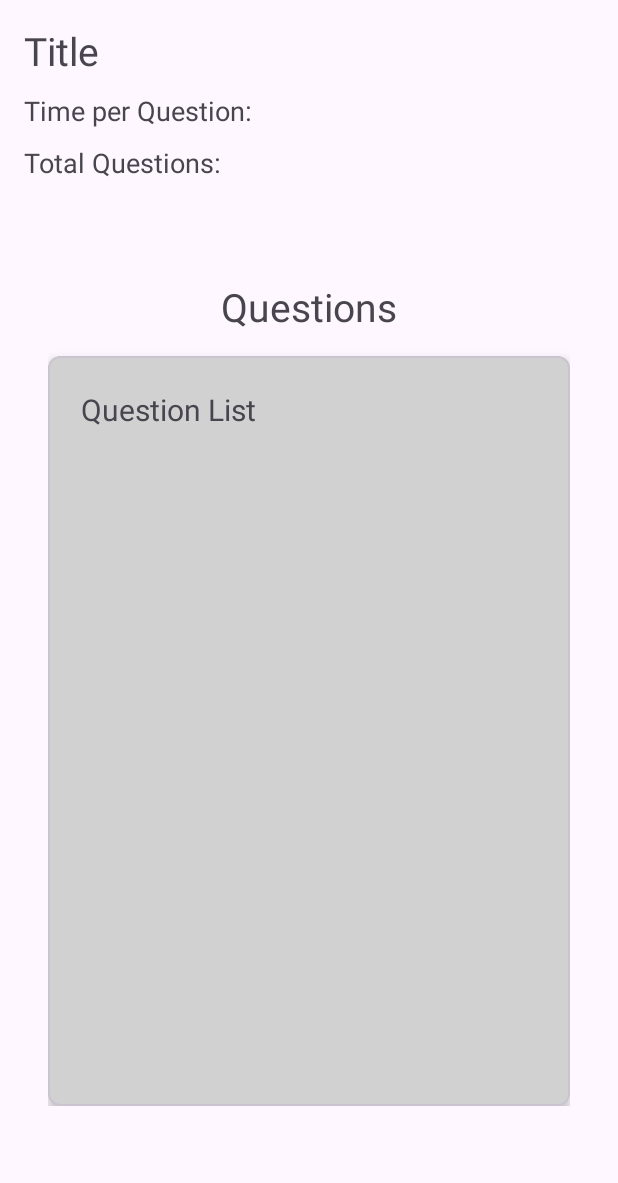
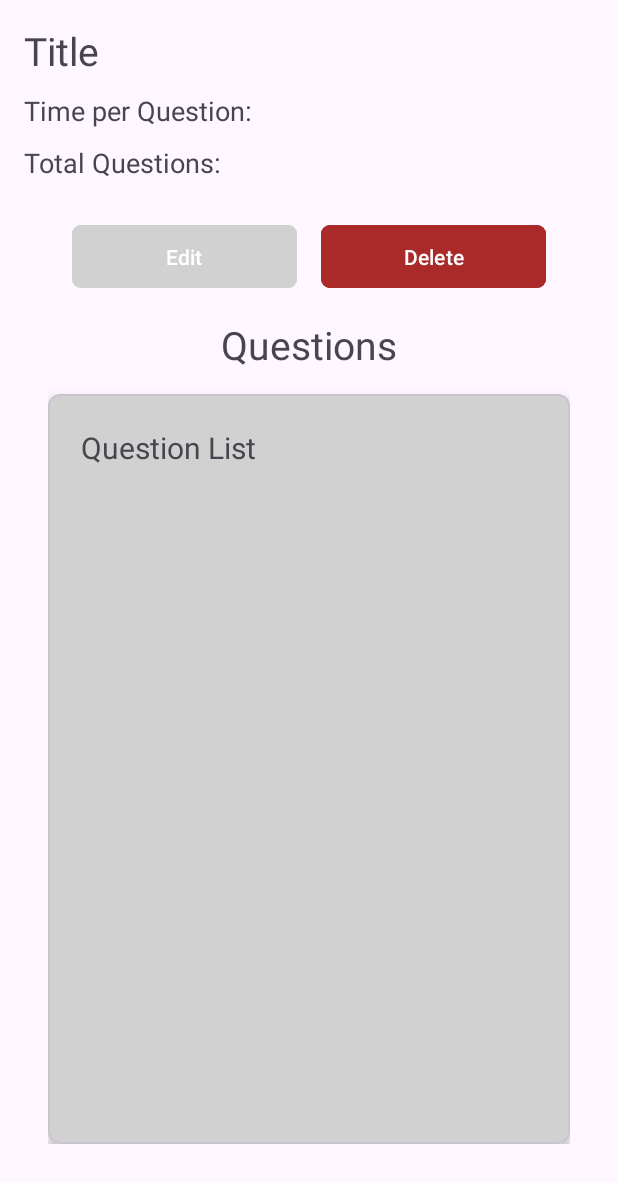
Before and after one commit to AdrianL1123/QuizCaseStudy_dydrian, an Android app: the fragment DetailsFragment placed in its activity, on a phone screen of 412 x 824 dp. Shown: the top 1183 px of the screen. Run offline under Robolectric (Android 15) with nearby library versions, the phone set to English and light mode, and no system bars; our stand-ins replace Dagger/Hilt's generated code, Firebase (no records; nobody signed in at launch, a user with empty details on screens opened directly); 2 statements that could not run were skipped.

Commit message:
implemented manage function (edit and delete quiz)

```diff
--- a/app/src/main/java/com/dydrian/quizCaseStudy/data/repo/QuizRepo.kt
+++ b/app/src/main/java/com/dydrian/quizCaseStudy/data/repo/QuizRepo.kt
@@ -8,4 +8,6 @@ interface QuizRepo {
     fun getQuizzes(): Flow<List<Quiz>>
     suspend fun addQuiz(quiz: Quiz)
     suspend fun getQuizById(id: String): Quiz?
+    suspend fun updateQuiz(quiz: Quiz)
+    suspend fun deleteQuiz(id: String)
 }
--- a/app/src/main/java/com/dydrian/quizCaseStudy/ui/base/BaseFragment.kt
+++ b/app/src/main/java/com/dydrian/quizCaseStudy/ui/base/BaseFragment.kt
@@ -30,9 +30,7 @@ abstract class BaseFragment : Fragment() {
         }
     }
 
-    protected open fun setupUiComponents(view: View) {
-
-    }
+    protected open fun setupUiComponents(view: View) {}
 
     private fun showError(view: View, msg: String) {
         return Snackbar
--- a/app/src/main/java/com/dydrian/quizCaseStudy/ui/teacher/adapter/QuizAdapter.kt
+++ b/app/src/main/java/com/dydrian/quizCaseStudy/ui/teacher/adapter/QuizAdapter.kt
@@ -40,7 +40,7 @@ class QuizAdapter(
         fun bind(quiz: Quiz) {
             binding.tvTitle.text = quiz.title.uppercase()
             binding.tvTimePerQuestion.text =
-                "Timer per question: ${quiz.timePerQuestion.toString()} seconds"
+                "Timer per question: ${quiz.timePerQuestion} seconds"
             binding.tvNumberOfQuestions.text = "Number of questions: ${quiz.questions.size}"
             binding.mcvQuiz.setOnClickListener {
                 listener?.onClickItem(quiz)
--- a/app/src/main/java/com/dydrian/quizCaseStudy/ui/details/DetailsViewModel.kt
+++ b/app/src/main/java/com/dydrian/quizCaseStudy/ui/teacher/details/DetailsViewModel.kt
@@ -1,14 +1,18 @@
-package com.dydrian.quizCaseStudy.ui.details
+package com.dydrian.quizCaseStudy.ui.teacher.details
 
+import android.content.Context
 import android.util.Log
 import androidx.lifecycle.viewModelScope
+import com.dydrian.quizCaseStudy.core.showToast
 import com.dydrian.quizCaseStudy.data.model.Quiz
 import com.dydrian.quizCaseStudy.data.repo.QuizRepo
 import com.dydrian.quizCaseStudy.ui.base.BaseViewModel
 import dagger.hilt.android.lifecycle.HiltViewModel
 import kotlinx.coroutines.flow.Flow
+import kotlinx.coroutines.flow.MutableSharedFlow
 import kotlinx.coroutines.flow.MutableStateFlow
 import kotlinx.coroutines.flow.StateFlow
+import kotlinx.coroutines.flow.asSharedFlow
 import kotlinx.coroutines.flow.asStateFlow
 import kotlinx.coroutines.launch
 import javax.inject.Inject
@@ -20,15 +24,23 @@ class DetailsViewModel @Inject constructor(
     private val _quiz = MutableStateFlow<Quiz?>(null)
     val quiz = _quiz.asStateFlow()
 
-    fun getQuizById(id: String) {
+    fun getQuizById(context: Context, id: String) {
         viewModelScope.launch {
             try {
                 val result = repo.getQuizById(id)
                 _quiz.value = result
             } catch (e: Exception) {
-                Log.e("debugging", "Failed to load quiz")
+                showToast(context,e.message ?: "Failed to get quiz")
                 _quiz.value = null
             }
         }
     }
+
+    fun deleteQuiz(id: String) {
+        viewModelScope.launch {
+            errorHandler {
+                repo.deleteQuiz(id)
+            }
+        }
+    }
 }
--- a/app/src/main/java/com/dydrian/quizCaseStudy/ui/teacher/manage/add/TeacherAddQuizFragment.kt
+++ b/app/src/main/java/com/dydrian/quizCaseStudy/ui/teacher/manage/add/TeacherAddQuizFragment.kt
@@ -65,7 +65,7 @@ class TeacherAddQuizFragment : TeacherManageQuizFragment() {
         binding.btnUploadCsv.setOnClickListener {
             csvPickerLauncher.launch("*/*")
         }
-        binding.btnCreate.setOnClickListener {
+        binding.btnManageCreateEdit.setOnClickListener {
             val title = binding.etQuizTitle.text.toString()
             val time = binding.etTimePerQuestion.text.toString().toIntOrNull()
             val questions = viewModel.parsedQuestions.value
--- a/app/src/main/java/com/dydrian/quizCaseStudy/ui/teacher/manage/add/TeacherAddQuizViewModel.kt
+++ b/app/src/main/java/com/dydrian/quizCaseStudy/ui/teacher/manage/add/TeacherAddQuizViewModel.kt
@@ -18,7 +18,7 @@ import javax.inject.Inject
 @HiltViewModel
 class TeacherAddQuizViewModel @Inject constructor(
     private val repo: QuizRepo
-) : ViewModel() {
+) : ViewModel(){
     private var _parsedQuestions = MutableStateFlow<List<Question>>(emptyList())
     val parsedQuestions = _parsedQuestions.asStateFlow()
 
--- /dev/null
+++ b/app/src/main/res/drawable/ic_info_outlined.xml
@@ -0,0 +1,5 @@
+<vector xmlns:android="http://schemas.android.com/apk/res/android" android:height="24dp" android:tint="#000000" android:viewportHeight="24" android:viewportWidth="24" android:width="24dp">
+
+    <path android:fillColor="@android:color/white" android:pathData="M11,7h2v2h-2V7zM11,11h2v6h-2V11zM12,2C6.48,2 2,6.48 2,12s4.48,10 10,10s10,-4.48 10,-10S17.52,2 12,2zM12,20c-4.41,0 -8,-3.59 -8,-8s3.59,-8 8,-8s8,3.59 8,8S16.41,20 12,20z"/>
+
+</vector>
--- a/app/src/main/res/layout/fragment_details.xml
+++ b/app/src/main/res/layout/fragment_details.xml
@@ -6,7 +6,7 @@
     xmlns:app="http://schemas.android.com/apk/res-auto"
     android:orientation="vertical"
     android:padding="16dp"
-    tools:context=".ui.details.DetailsFragment">
+    tools:context=".ui.teacher.details.DetailsFragment">
 
     <LinearLayout
         android:layout_width="match_parent"
@@ -33,9 +33,34 @@
             android:id="@+id/tvTotalQuestions"
             android:layout_width="wrap_content"
             android:layout_height="wrap_content"
-            android:layout_marginBottom="50dp"
+            android:layout_marginBottom="25dp"
             android:text="Total Questions:"
             android:textSize="18sp"/>
+
+        <LinearLayout
+            android:layout_width="match_parent"
+            android:layout_height="wrap_content"
+            android:orientation="horizontal"
+            android:gravity="center">
+
+            <com.google.android.material.button.MaterialButton
+                android:id="@+id/btnEdit"
+                android:layout_width="150dp"
+                android:layout_height="50dp"
+                android:layout_marginEnd="16dp"
+                android:text="Edit"
+                app:cornerRadius="6dp"
+                android:backgroundTint="@color/lightGray"/>
+
+            <com.google.android.material.button.MaterialButton
+                android:id="@+id/btnDelete"
+                android:layout_width="150dp"
+                android:layout_height="50dp"
+                android:text="Delete"
+                app:cornerRadius="6dp"
+                android:backgroundTint="@color/error"/>
+
+        </LinearLayout>
 
         <LinearLayout
             android:layout_width="match_parent"
--- a/app/src/main/res/navigation/nav_graph.xml
+++ b/app/src/main/res/navigation/nav_graph.xml
@@ -84,9 +84,20 @@
         android:label="TeacherAddQuizFragment" />
     <fragment
         android:id="@+id/detailsFragment"
-        android:name="com.dydrian.quizCaseStudy.ui.details.DetailsFragment"
+        android:name="com.dydrian.quizCaseStudy.ui.teacher.details.DetailsFragment"
         android:label="fragment_details"
         tools:layout="@layout/fragment_details">
+        <argument
+            android:name="quizId"
+            app:argType="string" />
+        <action
+            android:id="@+id/action_detailsFragment_to_teacherEditQuizFragment"
+            app:destination="@id/teacherEditQuizFragment" />
+    </fragment>
+    <fragment
+        android:id="@+id/teacherEditQuizFragment"
+        android:name="com.dydrian.quizCaseStudy.ui.teacher.manage.edit.TeacherEditQuizFragment"
+        android:label="TeacherEditQuizFragment">
         <argument
             android:name="quizId"
             app:argType="string" />
```
Also changed, not shown: app/src/main/java/com/dydrian/quizCaseStudy/data/repo/QuizRepoFireStoreImpl.kt (+8 -0 lines), app/src/main/java/com/dydrian/quizCaseStudy/ui/teacher/details/DetailsFragment.kt (renamed from app/src/main/java/com/dydrian/quizCaseStudy/ui/details/DetailsFragment.kt, +41 -4 lines), app/src/main/java/com/dydrian/quizCaseStudy/ui/teacher/manage/TeacherManageQuizFragment.kt (+8 -0 lines), app/src/main/java/com/dydrian/quizCaseStudy/ui/teacher/manage/edit/TeacherEditQuizFragment.kt (added, +74 -0 lines), app/src/main/java/com/dydrian/quizCaseStudy/ui/teacher/manage/edit/TeacherEditQuizViewModel.kt (added, +67 -0 lines), app/src/main/res/layout/delete_dialog.xml (added, +59 -0 lines), app/src/main/res/layout/fragment_teacher_manage_quiz.xml (+13 -1 lines).
